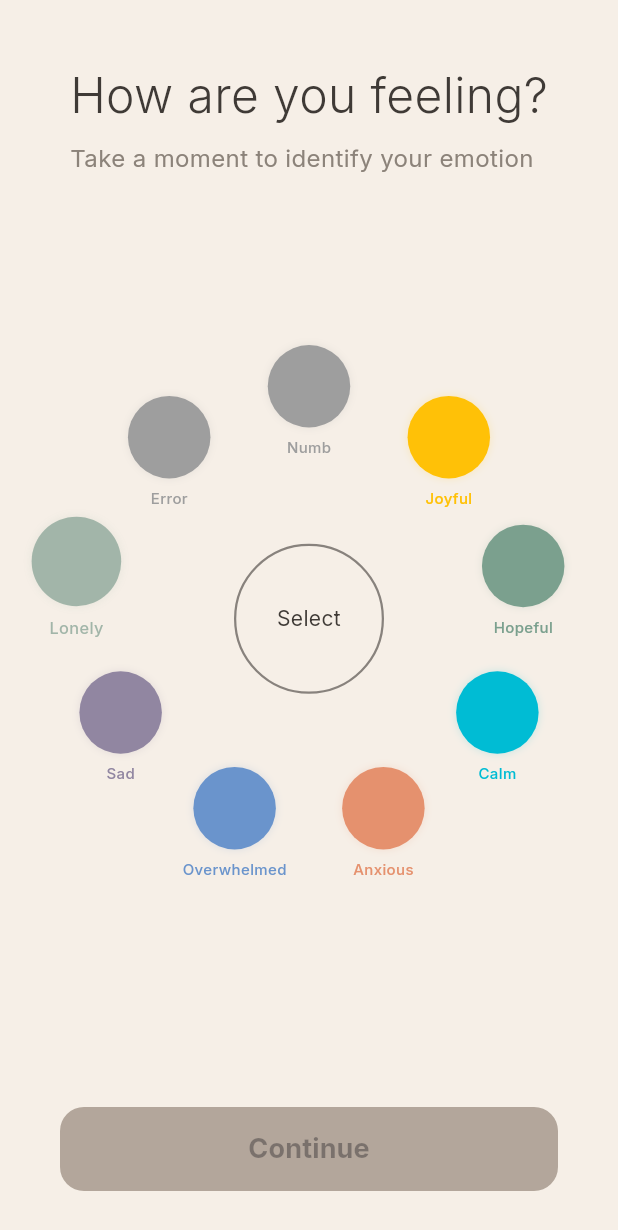
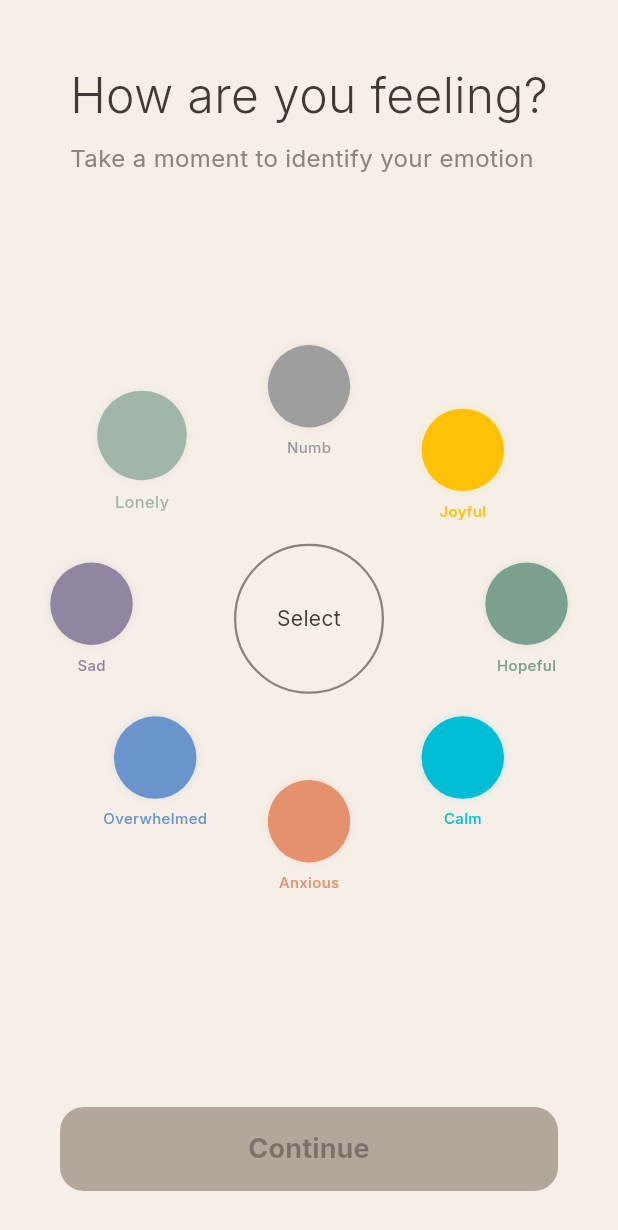
Before and after one commit to yuyuyu-226/MaskOff, a Flutter app: the EmotionSelectionScreen screen opened directly, on a phone screen of 412 x 824 dp. Shown: the top 1230 px of the screen. Run offline on Flutter 3.47's test engine with Material 3 defaults, Android fonts, the phone set to English and light mode, and no system bars; our stand-ins replace cloud_firestore, firebase_core, google_fonts; accounts and stored records are empty.

Commit message:
fixed error appearing in emotion wheel

```diff
--- a/lib/screens/emotion_selection_screen.dart
+++ b/lib/screens/emotion_selection_screen.dart
@@ -114,7 +114,7 @@ class _EmotionSelectionScreenState extends State<EmotionSelectionScreen> with Ti
                       ),
 
                       // ANIMATED EMOTION CIRCLES
-                      ...List.generate(emotions.length, (index) {
+                      ...List.generate(emotions.length - 1, (index) {
                         return FadeTransition(
                           opacity: _emotionControllers[index],
                           child: ScaleTransition(
@@ -123,7 +123,7 @@ class _EmotionSelectionScreenState extends State<EmotionSelectionScreen> with Ti
                               curve: Curves.easeOutBack,
                             ),
                             // Move the helper method call here
-                            child: _buildCircularEmotion(index, emotions.length, emotions[index]),
+                            child: _buildCircularEmotion(index, emotions.length - 1 , emotions[index]),
                           ),
                         );
                       }),
```
